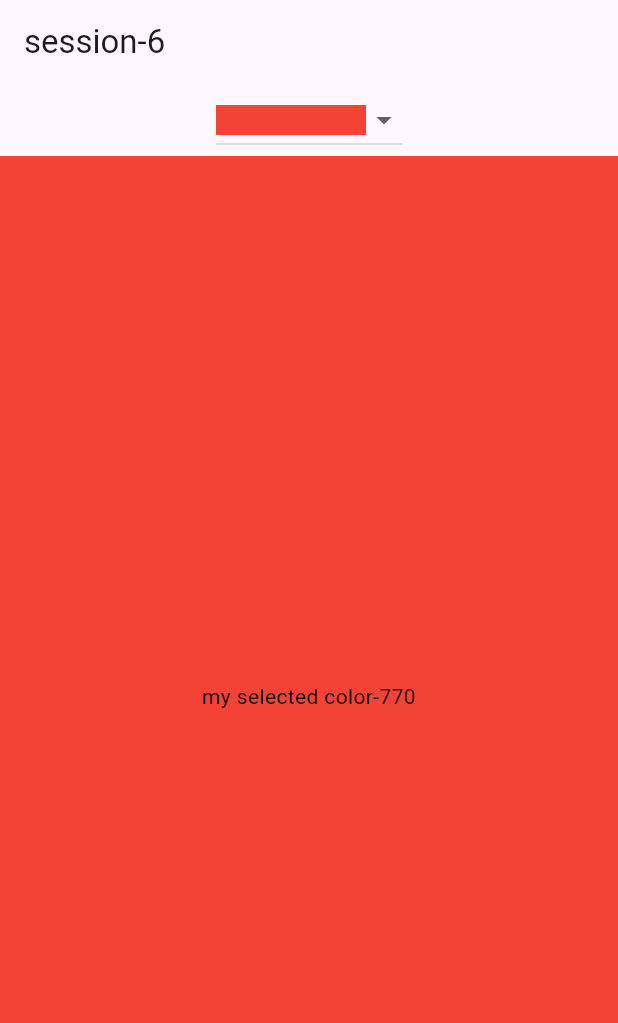
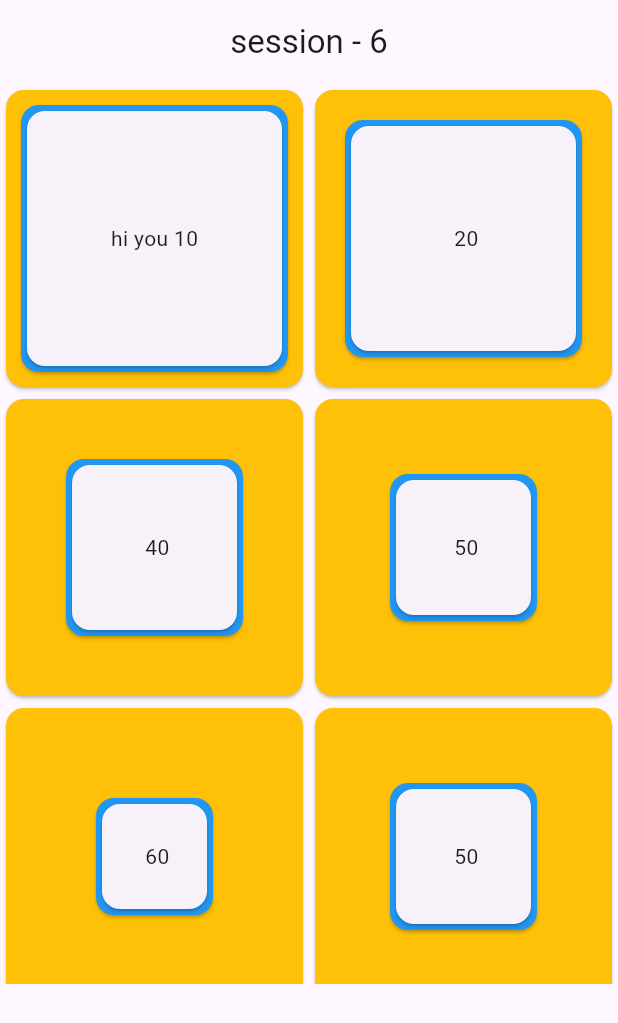
Before and after one commit to mendi-cohen/First-Flutter-App, a Flutter app: the screen it shows after launch, on a phone screen of 412 x 824 dp. Shown: the top 1023 px of the screen. Run offline on Flutter 3.47's test engine with Material 3 defaults, Android fonts, the phone set to English and light mode, and no system bars.

Commit message:
session 6

```diff
--- a/lib/main.dart
+++ b/lib/main.dart
@@ -1,84 +1,72 @@
 import 'package:flutter/material.dart';
 
 void main() {
-  runApp(MyApp());
+  runApp(const MyApp());
 }
-
 class MyApp extends StatelessWidget {
+  const MyApp({super.key});
   @override
   Widget build(BuildContext context) {
     return MaterialApp(
-      home: Scaffold(
-        appBar: AppBar(
-          title: const Text("session-6"),
-        ),
-        body: DynamicWidget(),
-      ),
+      home: MyHome(),
+
     );
   }
 }
 
-class DynamicWidget extends StatefulWidget {
+
+class MyHome extends StatelessWidget {
+  MyHome({super.key});
   @override
-  State<DynamicWidget> createState() => _DynamicW_State();
+  Widget build(BuildContext context) {
+    return Scaffold(
+      appBar: AppBar( title: const Center( child: Text("session - 6"))),
+      body: Container(
+        height:600,
+          child: GridView.count(
+        crossAxisCount: 2,
+        scrollDirection: Axis.vertical,
+        children: [MyBox(BoxMargin:10, textValue: "hi you",), MyBox(BoxMargin:20,newText: "hohoy")
+        , MyBox(BoxMargin: 40,newText: "hohoy"), MyBox(BoxMargin:50 ,newText: "hohoy"),
+        MyBox(BoxMargin:60 ,newText: "hohoy"), MyBox(BoxMargin: 50,newText: "hohoy"), MyBox(BoxMargin:18 ,newText: "hohoy"), MyBox(BoxMargin: 15,newText: "hohoy")],
+      )),
+    );
+  }
 }
 
-class _DynamicW_State extends State<DynamicWidget> {
-  late MaterialColor _selectedColor;
-  final List<MaterialColor> _materialColors = [
-    Colors.red,
-    Colors.green,
-    Colors.yellow,
-    Colors.orange,
-  ];
-
+class MyBox extends StatefulWidget {
+  int BoxMargin;
+  String textValue;
+  String newText;
+  MyBox({super.key, this.BoxMargin = 20 , this.textValue = "" , this.newText = ''});
+  @override
+  State<MyBox> createState() => _MyBoxState();
+}
+class _MyBoxState extends State<MyBox> {
+  int _BoxMargin = 30;
+  String _textValue = '';
+  String newText = '';
   @override
   void initState() {
     super.initState();
-    _selectedColor = _materialColors[0];
+    _BoxMargin = widget.BoxMargin;
+    _textValue = widget.textValue;
   }
 
-  void _changeColor(MaterialColor color) {
+  void changeState() {
     setState(() {
-      _selectedColor = color;
+      _BoxMargin++;
+      _textValue = widget.newText;
     });
   }
 
   @override
   Widget build(BuildContext context) {
-    return Column(
-      children: <Widget>[
-        DropdownButton<MaterialColor>(
-          value: _selectedColor,
-          onChanged: (MaterialColor? color) {
-            if (color != null) {
-              _changeColor(color);
-            }
-          },
-          items: _materialColors.map<DropdownMenuItem<MaterialColor>>((MaterialColor color) {
-            return DropdownMenuItem<MaterialColor>(
-              value: color,
-              child: Container(
-                width: 100,
-                height: 20,
-                color: color,
-              ),
-            );
-          }).toList(),
-        ),
-        Expanded(
-          child: Container(
-            color: _selectedColor,
-            child: const Center(
-              child: Text(
-                "my selected color-770",
-                style: TextStyle(color: Colors.black),
-                textAlign: TextAlign.center,
-              ),
-            ),
-          ),
-        )
-      ],
-    );
+    return Card(color: Colors.amber, child: GestureDetector(
+        onTap: () => changeState(),
+        child: Card(
+      margin: EdgeInsets.all(_BoxMargin.toDouble()),
+      color: Colors.blue,
+      child:Card(child: Center(child:Text("$_textValue $_BoxMargin"))))));
   }
 }
```
